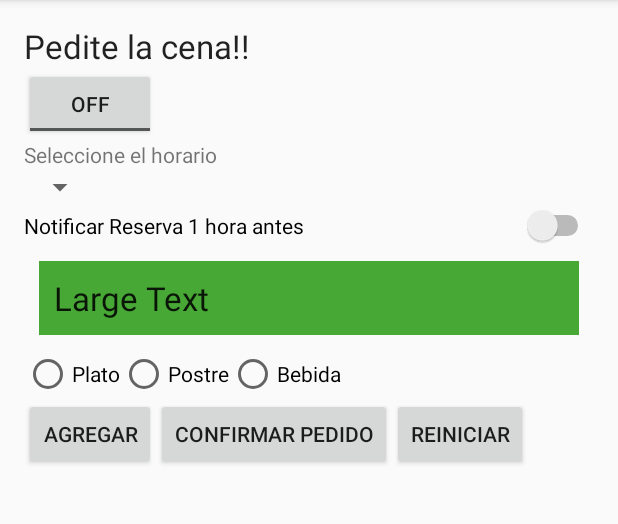
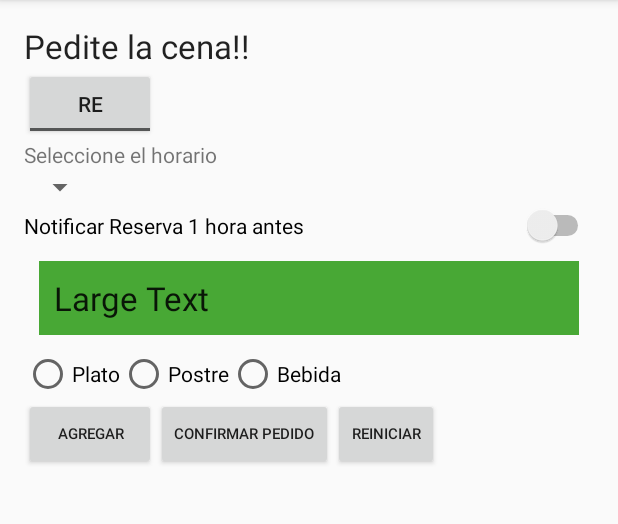
Before and after one commit to GinoRaimondi/Lab02c2016, an Android app: the screen it shows after launch (MainActivity), on a phone screen of 412 x 824 dp, the part 84-608 px from its top. Run offline under Robolectric (Android 15) with nearby library versions, the phone set to English and light mode, and no system bars.

Commit message:
Avances en laboratorio 2.

```diff
--- a/app/src/main/java/ar/edu/utn/frsf/isi/dam/MainActivity.java
+++ b/app/src/main/java/ar/edu/utn/frsf/isi/dam/MainActivity.java
@@ -10,11 +10,13 @@ import android.view.View;
 import android.widget.AdapterView;
 import android.widget.ArrayAdapter;
 import android.widget.Button;
+import android.widget.CompoundButton;
 import android.widget.ListView;
 import android.widget.RadioGroup;
 import android.widget.Spinner;
 import android.widget.TextView;
 import android.widget.Toast;
+import android.widget.ToggleButton;
 
 
 import java.text.DecimalFormat;
@@ -33,6 +35,8 @@ public class MainActivity extends AppCompatActivity {
 
     ListView listView;
 
+    ToggleButton toggle;
+
 
     private RadioGroup radioGroup;
 
@@ -41,6 +45,7 @@ public class MainActivity extends AppCompatActivity {
         super.onCreate(savedInstanceState);
         setContentView(R.layout.activity_main);
         listView = (ListView)findViewById(R.id.listViewElementoMenu);
+        toggle = (ToggleButton)findViewById(R.id.toggleButton);
         iniciarListas();
 
         final ArrayList array = new ArrayList();
@@ -48,6 +53,18 @@ public class MainActivity extends AppCompatActivity {
         final ArrayAdapter adapter = new ArrayAdapter<ArrayList>(this, android.R.layout.simple_list_item_single_choice);
 
         radioGroup = (RadioGroup) findViewById(R.id.radioGroup);
+
+
+        toggle.setOnCheckedChangeListener(new CompoundButton.OnCheckedChangeListener() {
+            public void onCheckedChanged(CompoundButton buttonView, boolean isChecked) {
+                if (isChecked) {
+                    // The toggle is enabled
+                    toggle.setText("Apreto");
+                } else {
+                    toggle.setText("No apreto");
+                }
+            }
+        });
 
         radioGroup.setOnCheckedChangeListener(new RadioGroup.OnCheckedChangeListener() {
 
--- a/app/src/main/res/layout/activity_main.xml
+++ b/app/src/main/res/layout/activity_main.xml
@@ -30,7 +30,9 @@
             android:layout_height="wrap_content"
             android:text="RESERVAR MESA"
             android:id="@+id/toggleButton"
-            android:checked="false" />
+            android:checked="false"
+            android:textOff="Re"
+            android:textOn="The text for the button when it is checked." />
 
         <TextView
             android:layout_width="wrap_content"
@@ -103,21 +105,24 @@
                 android:layout_width="wrap_content"
                 android:layout_height="wrap_content"
                 android:text="AGREGAR"
-                android:id="@+id/botonAgregar" />
+                android:id="@+id/botonAgregar"
+                android:textSize="10dp" />
 
             <Button
                 style="?android:attr/buttonStyleSmall"
                 android:layout_width="wrap_content"
                 android:layout_height="wrap_content"
                 android:text="CONFIRMAR PEDIDO"
-                android:id="@+id/botonConfirmar" />
+                android:id="@+id/botonConfirmar"
+                android:textSize="10dp" />
 
             <Button
                 style="?android:attr/buttonStyleSmall"
                 android:layout_width="wrap_content"
                 android:layout_height="wrap_content"
                 android:text="REINICIAR"
-                android:id="@+id/botonReiniciar" />
+                android:id="@+id/botonReiniciar"
+                android:textSize="10dp" />
         </LinearLayout>
 
         <ListView
```
